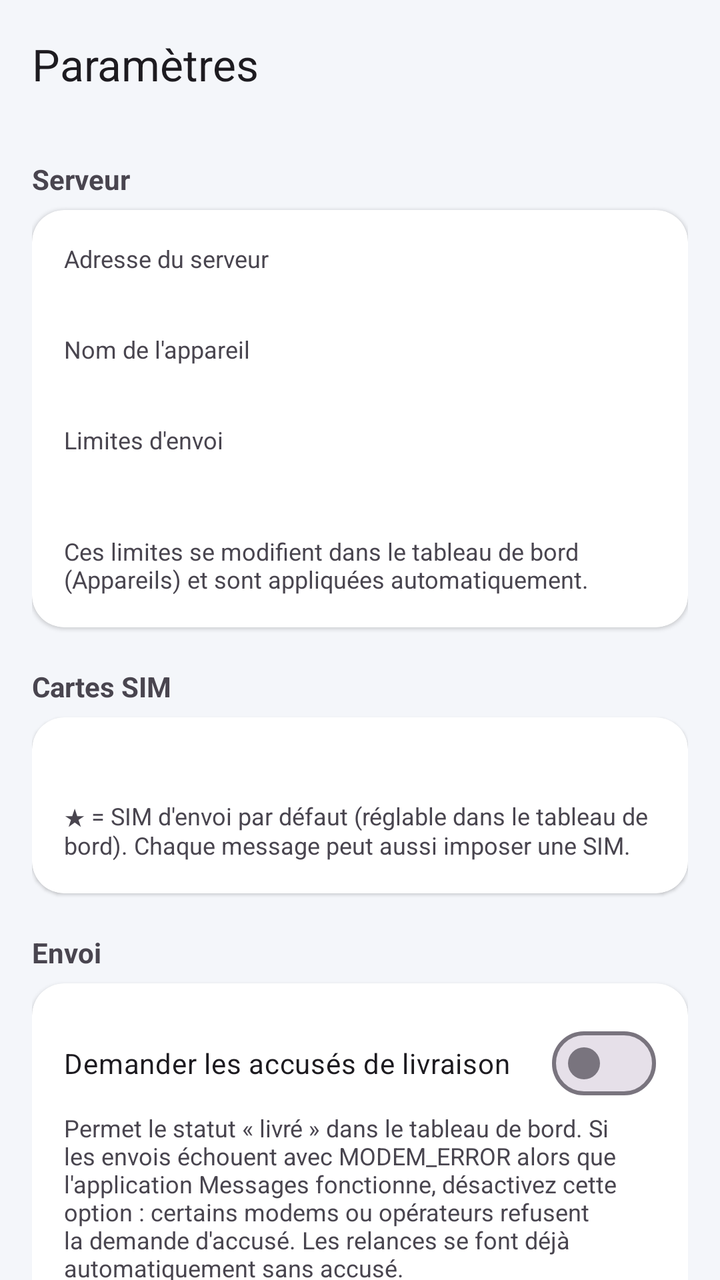
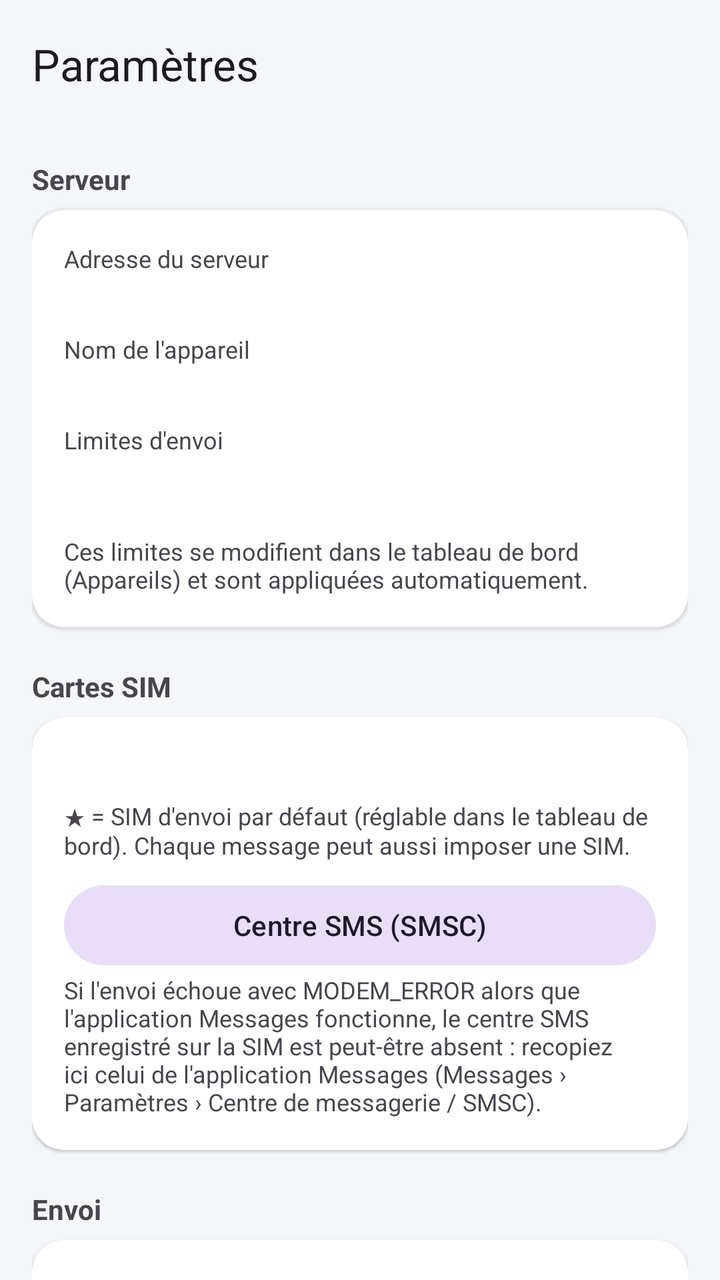

An Android layout rendered at two revisions. The XML below is the earlier revision; the diff shows what the commit changed to produce the second picture.
<!-- AndroidManifest.xml: application theme Theme.SmsGateway -->
<!-- res/layout/activity_settings.xml -->
<?xml version="1.0" encoding="utf-8"?>
<LinearLayout xmlns:android="http://schemas.android.com/apk/res/android"
    xmlns:app="http://schemas.android.com/apk/res-auto"
    android:id="@+id/root"
    android:layout_width="match_parent"
    android:layout_height="match_parent"
    android:orientation="vertical">

    <com.google.android.material.appbar.MaterialToolbar
        android:id="@+id/toolbar"
        android:layout_width="match_parent"
        android:layout_height="?attr/actionBarSize"
        android:background="@color/surface_bg"
        app:title="@string/settings" />

<androidx.core.widget.NestedScrollView
    android:layout_width="match_parent"
    android:layout_height="0dp"
    android:layout_weight="1">

    <LinearLayout
        android:layout_width="match_parent"
        android:layout_height="wrap_content"
        android:orientation="vertical"
        android:padding="16dp">

        <TextView style="@style/SectionTitle" android:layout_width="wrap_content" android:layout_height="wrap_content"
            android:layout_marginBottom="6dp" android:text="@string/section_server" />

        <com.google.android.material.card.MaterialCardView
            android:layout_width="match_parent"
            android:layout_height="wrap_content">

            <LinearLayout
                android:layout_width="match_parent"
                android:layout_height="wrap_content"
                android:orientation="vertical">

                <TextView style="@style/StatLabel" android:layout_width="wrap_content" android:layout_height="wrap_content"
                    android:text="@string/server_url" />
                <TextView android:id="@+id/serverUrl" android:layout_width="match_parent" android:layout_height="wrap_content"
                    android:layout_marginBottom="10dp" android:textDirection="ltr" android:textIsSelectable="true" />

                <TextView style="@style/StatLabel" android:layout_width="wrap_content" android:layout_height="wrap_content"
                    android:text="@string/device_name" />
                <TextView android:id="@+id/deviceName" android:layout_width="match_parent" android:layout_height="wrap_content"
                    android:layout_marginBottom="10dp" />

                <TextView style="@style/StatLabel" android:layout_width="wrap_content" android:layout_height="wrap_content"
                    android:text="@string/limits" />
                <TextView android:id="@+id/limits" android:layout_width="match_parent" android:layout_height="wrap_content" />
                <TextView android:id="@+id/serverEnabled" android:layout_width="match_parent" android:layout_height="wrap_content"
                    android:layout_marginBottom="4dp" android:textColor="?android:attr/textColorSecondary" android:textSize="12sp" />
                <TextView android:layout_width="match_parent" android:layout_height="wrap_content"
                    android:text="@string/limits_help" android:textColor="?android:attr/textColorSecondary" android:textSize="12sp" />
            </LinearLayout>
        </com.google.android.material.card.MaterialCardView>

        <TextView style="@style/SectionTitle" android:layout_width="wrap_content" android:layout_height="wrap_content"
            android:layout_marginTop="20dp" android:layout_marginBottom="6dp" android:text="@string/section_sim" />

        <com.google.android.material.card.MaterialCardView
            android:layout_width="match_parent"
            android:layout_height="wrap_content">

            <LinearLayout
                android:layout_width="match_parent"
                android:layout_height="wrap_content"
                android:orientation="vertical">

                <TextView android:id="@+id/sims" android:layout_width="match_parent" android:layout_height="wrap_content"
                    android:lineSpacingExtra="4dp" />
                <TextView android:layout_width="match_parent" android:layout_height="wrap_content"
                    android:layout_marginTop="6dp" android:text="@string/sim_help"
                    android:textColor="?android:attr/textColorSecondary" android:textSize="12sp" />
            </LinearLayout>
        </com.google.android.material.card.MaterialCardView>

        <TextView style="@style/SectionTitle" android:layout_width="wrap_content" android:layout_height="wrap_content"
            android:layout_marginTop="20dp" android:layout_marginBottom="6dp" android:text="@string/section_sending" />

        <com.google.android.material.card.MaterialCardView
            android:layout_width="match_parent"
            android:layout_height="wrap_content">

            <LinearLayout
                android:layout_width="match_parent"
                android:layout_height="wrap_content"
                android:orientation="vertical">

                <com.google.android.material.materialswitch.MaterialSwitch
                    android:id="@+id/deliveryReports"
                    android:layout_width="match_parent"
                    android:layout_height="wrap_content"
                    android:text="@string/delivery_reports" />
                <TextView android:layout_width="match_parent" android:layout_height="wrap_content"
                    android:text="@string/delivery_reports_help"
                    android:textColor="?android:attr/textColorSecondary" android:textSize="12sp" />

                <TextView android:id="@+id/defaultSmsStatus" android:layout_width="match_parent" android:layout_height="wrap_content"
                    android:layout_marginTop="12dp" android:textSize="13sp" />
                <com.google.android.material.button.MaterialButton
                    android:id="@+id/btnDefaultSms"
                    style="@style/Widget.Material3.Button.TonalButton"
                    android:layout_width="match_parent"
                    android:layout_height="wrap_content"
                    android:layout_marginTop="4dp" />
                <TextView android:layout_width="match_parent" android:layout_height="wrap_content"
                    android:text="@string/default_sms_help"
                    android:textColor="?android:attr/textColorSecondary" android:textSize="12sp" />

                <TextView android:id="@+id/sendVariant" android:layout_width="match_parent" android:layout_height="wrap_content"
                    android:layout_marginTop="12dp" android:textSize="13sp" />
                <com.google.android.material.button.MaterialButton
                    android:id="@+id/btnDiagnostic"
                    style="@style/Widget.Material3.Button.TonalButton"
                    android:layout_width="match_parent"
                    android:layout_height="wrap_content"
                    android:layout_marginTop="4dp"
                    android:text="@string/diagnostic_button" />
                <TextView android:layout_width="match_parent" android:layout_height="wrap_content"
                    android:text="@string/diagnostic_help"
                    android:textColor="?android:attr/textColorSecondary" android:textSize="12sp" />
            </LinearLayout>
        </com.google.android.material.card.MaterialCardView>

        <TextView style="@style/SectionTitle" android:layout_width="wrap_content" android:layout_height="wrap_content"
            android:layout_marginTop="20dp" android:layout_marginBottom="6dp" android:text="@string/section_battery" />

        <com.google.android.material.card.MaterialCardView
            android:layout_width="match_parent"
            android:layout_height="wrap_content">

            <LinearLayout
                android:layout_width="match_parent"
                android:layout_height="wrap_content"
                android:orientation="vertical">

                <TextView android:layout_width="wrap_content" android:layout_height="wrap_content"
                    android:text="@string/min_battery" />
                <TextView android:id="@+id/minBatteryLabel" android:layout_width="wrap_content" android:layout_height="wrap_content"
                    android:textColor="?android:attr/textColorSecondary" android:textSize="12sp" />
                <com.google.android.material.slider.Slider
                    android:id="@+id/minBattery"
                    android:layout_width="match_parent"
                    android:layout_height="wrap_content"
                    android:stepSize="5"
                    android:valueFrom="0"
                    android:valueTo="90" />

                <TextView android:id="@+id/batteryStatus" android:layout_width="match_parent" android:layout_height="wrap_content"
                    android:layout_marginTop="8dp" />
                <TextView android:id="@+id/oemHint" android:layout_width="match_parent" android:layout_height="wrap_content"
                    android:layout_marginTop="6dp" android:textColor="?android:attr/textColorSecondary" android:textSize="12sp" />

                <com.google.android.material.button.MaterialButton
                    android:id="@+id/btnBattery"
                    style="@style/Widget.Material3.Button.TonalButton"
                    android:layout_width="match_parent"
                    android:layout_height="wrap_content"
                    android:layout_marginTop="8dp"
                    android:text="@string/disable_optimization" />

                <com.google.android.material.button.MaterialButton
                    android:id="@+id/btnAppSettings"
                    style="@style/Widget.Material3.Button.OutlinedButton"
                    android:layout_width="match_parent"
                    android:layout_height="wrap_content"
                    android:text="@string/app_settings" />

                <com.google.android.material.button.MaterialButton
                    android:id="@+id/btnNotifications"
                    style="@style/Widget.Material3.Button.OutlinedButton"
                    android:layout_width="match_parent"
                    android:layout_height="wrap_content"
                    android:text="@string/notification_settings" />
            </LinearLayout>
        </com.google.android.material.card.MaterialCardView>

        <com.google.android.material.button.MaterialButton
            android:id="@+id/btnUnpair"
            style="@style/Widget.Material3.Button.OutlinedButton"
            android:layout_width="match_parent"
            android:layout_height="wrap_content"
            android:layout_marginTop="24dp"
            android:text="@string/unpair"
            android:textColor="@color/error"
            app:strokeColor="@color/error" />

        <TextView
            android:id="@+id/version"
            android:layout_width="match_parent"
            android:layout_height="wrap_content"
            android:layout_marginTop="12dp"
            android:gravity="center"
            android:textColor="?android:attr/textColorSecondary"
            android:textSize="12sp" />
    </LinearLayout>
</androidx.core.widget.NestedScrollView>
</LinearLayout>
<!-- resources referenced by this layout -->
<resources>
  <color name="error">#EF4444</color>
  <color name="surface_bg">#F4F6FA</color>
  <string name="app_settings">Paramètres de l\'application</string>
  <string name="default_sms_help">Sur certains téléphones (vivo notamment), seule l\'application SMS par défaut peut envoyer : les autres échouent avec MODEM_ERROR. Les SMS reçus restent visibles dans l\'application Messages ; pour écrire vous-même, revenez temporairement à Messages. Les MMS ne sont pas reçus dans ce mode.</string>
  <string name="delivery_reports">Demander les accusés de livraison</string>
  <string name="delivery_reports_help">Permet le statut « livré » dans le tableau de bord. Si les envois échouent avec MODEM_ERROR alors que l\'application Messages fonctionne, désactivez cette option : certains modems ou opérateurs refusent la demande d\'accusé. Les relances se font déjà automatiquement sans accusé.</string>
  <string name="device_name">Nom de l\'appareil</string>
  <string name="diagnostic_button">Tester l\'envoi (diagnostic)</string>
  <string name="diagnostic_help">Si les SMS échouent (MODEM_ERROR) alors que l\'application Messages fonctionne : envoie jusqu\'à 6 SMS de test vers votre numéro avec différentes méthodes et garde la première qui fonctionne.</string>
  <string name="disable_optimization">Désactiver l\'optimisation de batterie</string>
  <string name="limits">Limites d\'envoi</string>
  <string name="limits_help">Ces limites se modifient dans le tableau de bord (Appareils) et sont appliquées automatiquement.</string>
  <string name="min_battery">Ne pas envoyer sous ce niveau de batterie (sauf en charge)</string>
  <string name="notification_settings">Notifications</string>
  <string name="section_battery">Batterie et arrière-plan</string>
  <string name="section_sending">Envoi</string>
  <string name="section_server">Serveur</string>
  <string name="section_sim">Cartes SIM</string>
  <string name="server_url">Adresse du serveur</string>
  <string name="settings">Paramètres</string>
  <string name="sim_help">★ = SIM d\'envoi par défaut (réglable dans le tableau de bord). Chaque message peut aussi imposer une SIM.</string>
  <string name="unpair">Désappairer</string>
  <style name="SectionTitle">
          <item name="android:textSize">14sp</item>
          <item name="android:textStyle">bold</item>
          <item name="android:textColor">?android:attr/textColorSecondary</item>
      </style>
  <style name="StatLabel">
          <item name="android:textSize">12sp</item>
          <item name="android:textColor">?android:attr/textColorSecondary</item>
      </style>
  <style name="Theme.SmsGateway" parent="Theme.Material3.DayNight.NoActionBar">
          <item name="colorPrimary">@color/brand</item>
          <item name="colorPrimaryDark">@color/brand_dark</item>
          <item name="colorSecondary">@color/ok</item>
          <item name="android:windowBackground">@color/surface_bg</item>
          <item name="materialCardViewStyle">@style/Widget.SmsGateway.Card</item>
      </style>
  <color name="brand">#2563EB</color>
  <color name="brand_dark">#1D4ED8</color>
  <color name="ok">#10B981</color>
  <style name="Widget.SmsGateway.Card" parent="Widget.Material3.CardView.Elevated">
          <item name="cardBackgroundColor">@color/card_bg</item>
          <item name="cardCornerRadius">16dp</item>
          <item name="cardElevation">1dp</item>
          <item name="contentPadding">16dp</item>
      </style>
  <color name="card_bg">#FFFFFF</color>
</resources>

<!-- the commit's change to res/layout/activity_settings.xml (unified diff, before → after) -->
@@ -72,6 +72,16 @@
                     android:lineSpacingExtra="4dp" />
                 <TextView android:layout_width="match_parent" android:layout_height="wrap_content"
                     android:layout_marginTop="6dp" android:text="@string/sim_help"
+                    android:textColor="?android:attr/textColorSecondary" android:textSize="12sp" />
+                <com.google.android.material.button.MaterialButton
+                    android:id="@+id/btnSmsc"
+                    style="@style/Widget.Material3.Button.TonalButton"
+                    android:layout_width="match_parent"
+                    android:layout_height="wrap_content"
+                    android:layout_marginTop="8dp"
+                    android:text="@string/smsc_button" />
+                <TextView android:layout_width="match_parent" android:layout_height="wrap_content"
+                    android:text="@string/smsc_help"
                     android:textColor="?android:attr/textColorSecondary" android:textSize="12sp" />
             </LinearLayout>
         </com.google.android.material.card.MaterialCardView>
<!-- resource entries referenced after the edit -->
@@ -21,6 +21,8 @@
   <string name="server_url">Adresse du serveur</string>
   <string name="settings">Paramètres</string>
   <string name="sim_help">★ = SIM d\'envoi par défaut (réglable dans le tableau de bord). Chaque message peut aussi imposer une SIM.</string>
+  <string name="smsc_button">Centre SMS (SMSC)</string>
+  <string name="smsc_help">Si l\'envoi échoue avec MODEM_ERROR alors que l\'application Messages fonctionne, le centre SMS enregistré sur la SIM est peut-être absent : recopiez ici celui de l\'application Messages (Messages › Paramètres › Centre de messagerie / SMSC).</string>
   <string name="unpair">Désappairer</string>
   <style name="SectionTitle">
           <item name="android:textSize">14sp</item>
